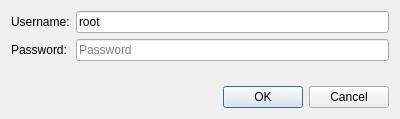
Old version of the form XenConsole/authenticateserverdialog.ui in the repository Vogtinator/XenConsole.
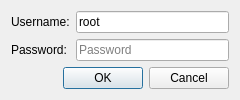
New version of the form.

Commit message: Authentication dialog if auth not saved

Diff of the .ui file:
```diff
--- a/XenConsole/authenticateserverdialog.ui
+++ b/XenConsole/authenticateserverdialog.ui
@@ -6,8 +6,8 @@
    <rect>
     <x>0</x>
     <y>0</y>
-    <width>400</width>
-    <height>119</height>
+    <width>240</width>
+    <height>91</height>
    </rect>
   </property>
   <property name="windowTitle">
```
The commit also changes 3 other files.
